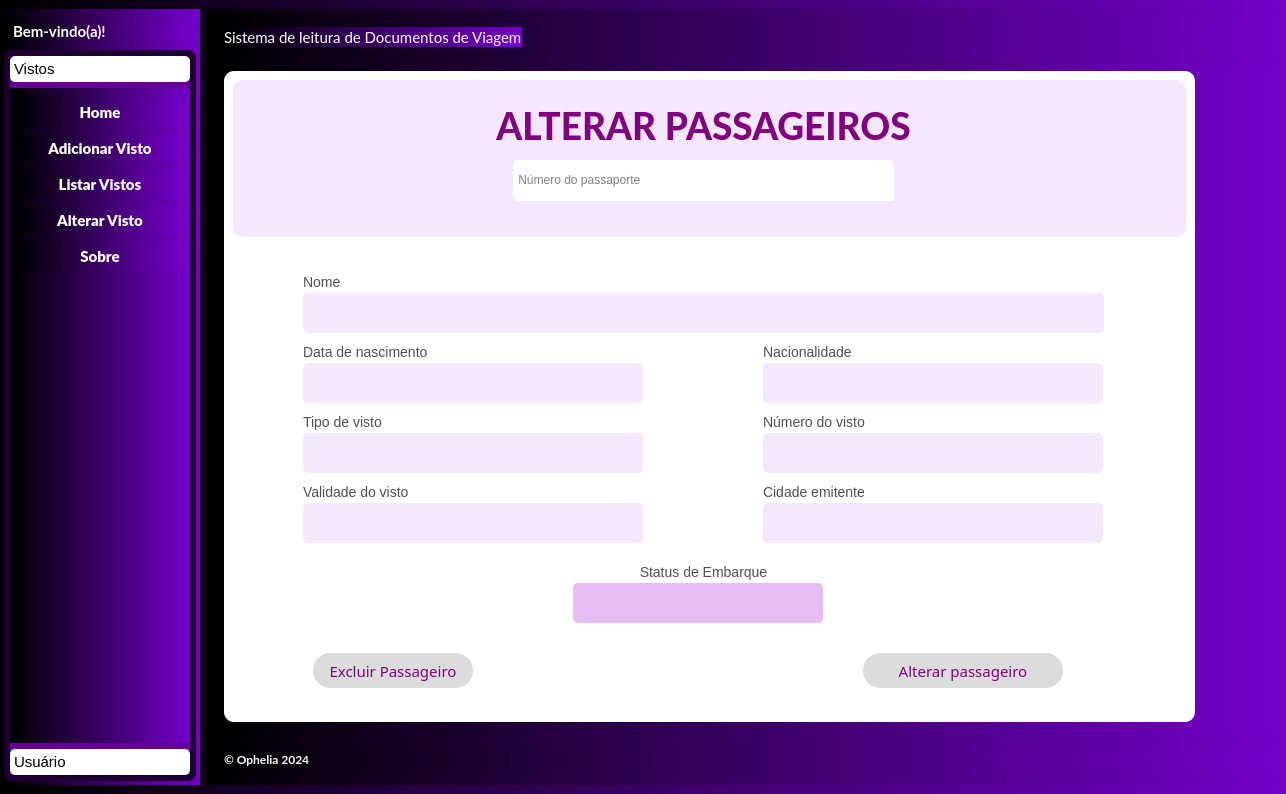
ingridrochadev/Ophelia, file pages/cadastro.ui: the form before one commit.
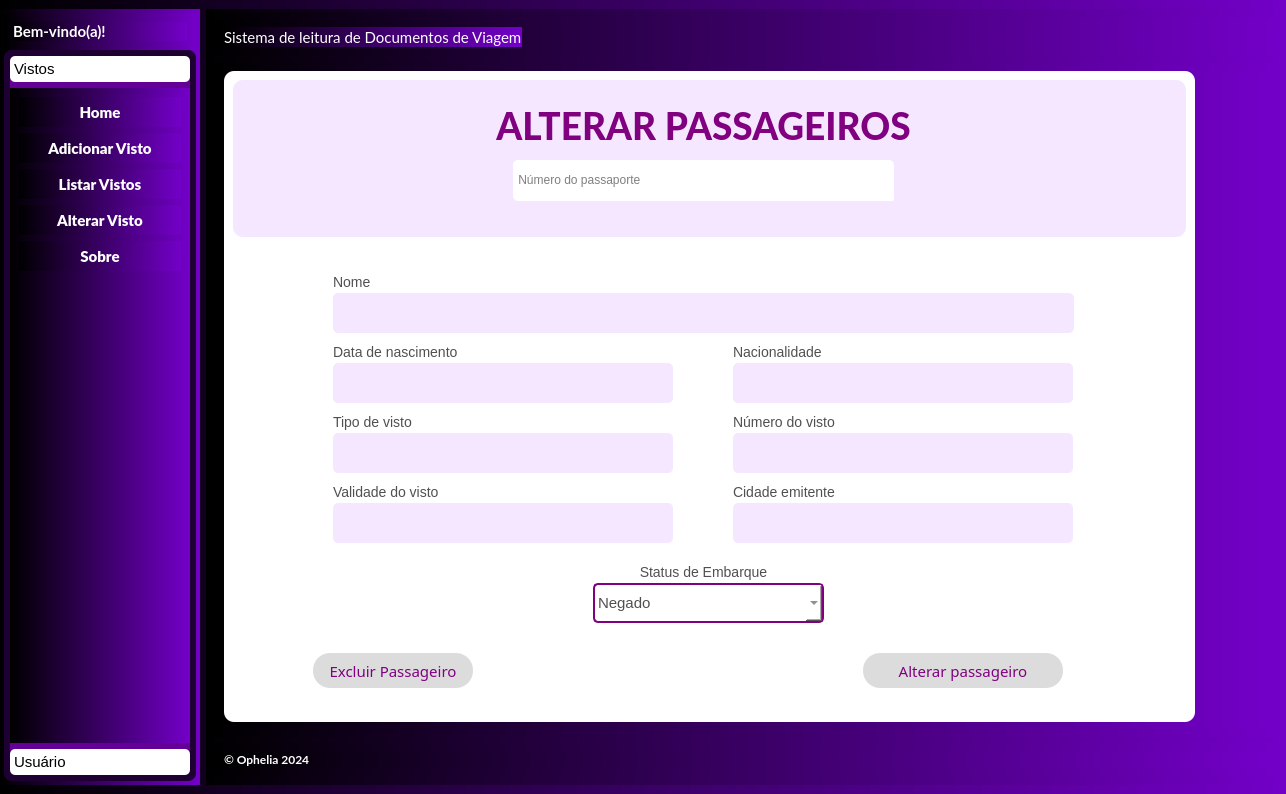
The form after the commit. The open tabs and pages were chosen to show the change. Icons and pictures are not drawn.

What changed in the file:
```diff
--- a/pages/cadastro.ui
+++ b/pages/cadastro.ui
@@ -1863,7 +1863,7 @@
                  <widget class="QLineEdit" name="nacionalidade_line_2">
                   <property name="geometry">
                    <rect>
-                    <x>530</x>
+                    <x>500</x>
                     <y>120</y>
                     <width>340</width>
                     <height>40</height>
@@ -1891,7 +1891,7 @@
                  <widget class="QLabel" name="lbl_nacionalidade_2">
                   <property name="geometry">
                    <rect>
-                    <x>530</x>
+                    <x>500</x>
                     <y>100</y>
                     <width>100</width>
                     <height>17</height>
@@ -1904,7 +1904,7 @@
                  <widget class="QLineEdit" name="date_nasc_line_2">
                   <property name="geometry">
                    <rect>
-                    <x>70</x>
+                    <x>100</x>
                     <y>120</y>
                     <width>340</width>
                     <height>40</height>
@@ -1929,7 +1929,7 @@
                  <widget class="QLabel" name="lbl_nome_2">
                   <property name="geometry">
                    <rect>
-                    <x>70</x>
+                    <x>100</x>
                     <y>30</y>
                     <width>42</width>
                     <height>17</height>
@@ -1942,7 +1942,7 @@
                  <widget class="QLabel" name="lbl_city_2">
                   <property name="geometry">
                    <rect>
-                    <x>530</x>
+                    <x>500</x>
                     <y>240</y>
                     <width>117</width>
                     <height>17</height>
@@ -1955,7 +1955,7 @@
                  <widget class="QLabel" name="lbl_tipo_visto_2">
                   <property name="geometry">
                    <rect>
-                    <x>70</x>
+                    <x>100</x>
                     <y>170</y>
                     <width>90</width>
                     <height>17</height>
@@ -1968,7 +1968,7 @@
                  <widget class="QLineEdit" name="city_line_2">
                   <property name="geometry">
                    <rect>
-                    <x>530</x>
+                    <x>500</x>
                     <y>260</y>
                     <width>340</width>
                     <height>40</height>
@@ -1996,7 +1996,7 @@
                  <widget class="QLineEdit" name="tipo_visto_line_3">
                   <property name="geometry">
                    <rect>
-                    <x>70</x>
+                    <x>100</x>
                     <y>190</y>
                     <width>340</width>
                     <height>40</height>
@@ -2024,7 +2024,7 @@
                  <widget class="QLabel" name="lbl_exp_2">
                   <property name="geometry">
                    <rect>
-                    <x>70</x>
+                    <x>100</x>
                     <y>240</y>
                     <width>120</width>
                     <height>17</height>
@@ -2037,9 +2037,9 @@
                  <widget class="QLineEdit" name="nome_line_2">
                   <property name="geometry">
                    <rect>
-                    <x>70</x>
+                    <x>100</x>
                     <y>50</y>
-                    <width>801</width>
+                    <width>741</width>
                     <height>40</height>
                    </rect>
                   </property>
@@ -2077,7 +2077,7 @@
                  <widget class="QLabel" name="lbl_dob_2">
                   <property name="geometry">
                    <rect>
-                    <x>70</x>
+                    <x>100</x>
                     <y>100</y>
                     <width>151</width>
                     <height>17</height>
@@ -2090,7 +2090,7 @@
                  <widget class="QLineEdit" name="validade_line_2">
                   <property name="geometry">
                    <rect>
-                    <x>70</x>
+                    <x>100</x>
                     <y>260</y>
                     <width>340</width>
                     <height>40</height>
@@ -2115,7 +2115,7 @@
                  <widget class="QLineEdit" name="num_visto_line_2">
                   <property name="geometry">
                    <rect>
-                    <x>530</x>
+                    <x>500</x>
                     <y>190</y>
                     <width>340</width>
                     <height>40</height>
@@ -2140,7 +2140,7 @@
                  <widget class="QLabel" name="lbl_num_visto_2">
                   <property name="geometry">
                    <rect>
-                    <x>530</x>
+                    <x>500</x>
                     <y>170</y>
                     <width>116</width>
                     <height>17</height>
@@ -2260,37 +2260,6 @@
                    <string>Excluir Passageiro</string>
                   </property>
                  </widget>
-                 <widget class="QLineEdit" name="status_embarque_line">
-                  <property name="geometry">
-                   <rect>
-                    <x>340</x>
-                    <y>340</y>
-                    <width>250</width>
-                    <height>40</height>
-                   </rect>
-                  </property>
-                  <property name="minimumSize">
-                   <size>
-                    <width>250</width>
-                    <height>0</height>
-                   </size>
-                  </property>
-                  <property name="maximumSize">
-                   <size>
-                    <width>250</width>
-                    <height>16777215</height>
-                   </size>
-                  </property>
-                  <property name="styleSheet">
-                   <string notr="true">background-color: rgb(231, 190, 244);</string>
-                  </property>
-                  <property name="placeholderText">
-                   <string/>
-                  </property>
-                  <property name="clearButtonEnabled">
-                   <bool>false</bool>
-                  </property>
-                 </widget>
                  <widget class="QLabel" name="lbl_city_3">
                   <property name="geometry">
                    <rect>
@@ -2315,6 +2284,59 @@
                    <set>Qt::AlignCenter</set>
                   </property>
                  </widget>
+                 <widget class="QComboBox" name="cb_perfil_3">
+                  <property name="geometry">
+                   <rect>
+                    <x>360</x>
+                    <y>340</y>
+                    <width>231</width>
+                    <height>40</height>
+                   </rect>
+                  </property>
+                  <property name="minimumSize">
+                   <size>
+                    <width>0</width>
+                    <height>40</height>
+                   </size>
+                  </property>
+                  <property name="maximumSize">
+                   <size>
+                    <width>16777215</width>
+                    <height>40</height>
+                   </size>
+                  </property>
+                  <property name="font">
+                   <font>
+                    <pointsize>11</pointsize>
+                    <weight>50</weight>
+                    <italic>false</italic>
+                    <bold>false</bold>
+                   </font>
+                  </property>
+                  <property name="styleSheet">
+                   <string notr="true">color:rgb(80,80,80);
+background-color:white;
+border: 2px solid purple;
+border-radius:5px;
+font: &quot;Lato Heavy&quot;</string>
+                  </property>
+                  <property name="iconSize">
+                   <size>
+                    <width>16</width>
+                    <height>16</height>
+                   </size>
+                  </property>
+                  <item>
+                   <property name="text">
+                    <string>Negado</string>
+                   </property>
+                  </item>
+                  <item>
+                   <property name="text">
+                    <string>Aprovado</string>
+                   </property>
+                  </item>
+                 </widget>
                 </widget>
                </item>
               </layout>
```
Left out of the diff: 43 changed lines with no effect on the pictures.
